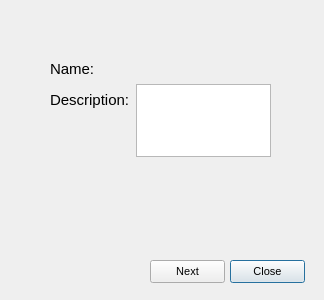
Above: jobinfo.ui from scorpofchan/AccessAtHome-client before the change. Below: the same form after it.
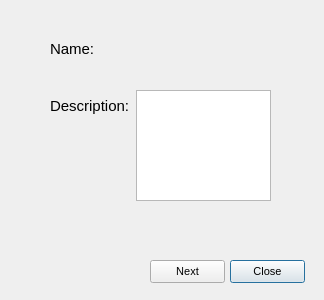
That is the form after the change.

```diff
--- a/jobinfo.ui
+++ b/jobinfo.ui
@@ -22,9 +22,9 @@
    <property name="geometry">
     <rect>
      <x>50</x>
-     <y>60</y>
+     <y>40</y>
      <width>221</width>
-     <height>97</height>
+     <height>161</height>
     </rect>
    </property>
    <layout class="QFormLayout" name="formLayout">
@@ -42,15 +42,28 @@
       </property>
      </widget>
     </item>
-    <item row="1" column="0">
-     <widget class="QLabel" name="label_3">
+    <item row="2" column="0">
+     <widget class="QLabel" name="descrLabel">
       <property name="text">
        <string>Description:</string>
       </property>
      </widget>
     </item>
-    <item row="1" column="1">
-     <widget class="QTextEdit" name="textEdit"/>
+    <item row="2" column="1">
+     <widget class="QTextEdit" name="descritpion"/>
+    </item>
+    <item row="1" column="0" colspan="2">
+     <spacer name="horizontalSpacer">
+      <property name="orientation">
+       <enum>Qt::Horizontal</enum>
+      </property>
+      <property name="sizeHint" stdset="0">
+       <size>
+        <width>40</width>
+        <height>20</height>
+       </size>
+      </property>
+     </spacer>
     </item>
    </layout>
   </widget>
```
Left out of the diff: 8 changed lines with no effect on the pictures.
